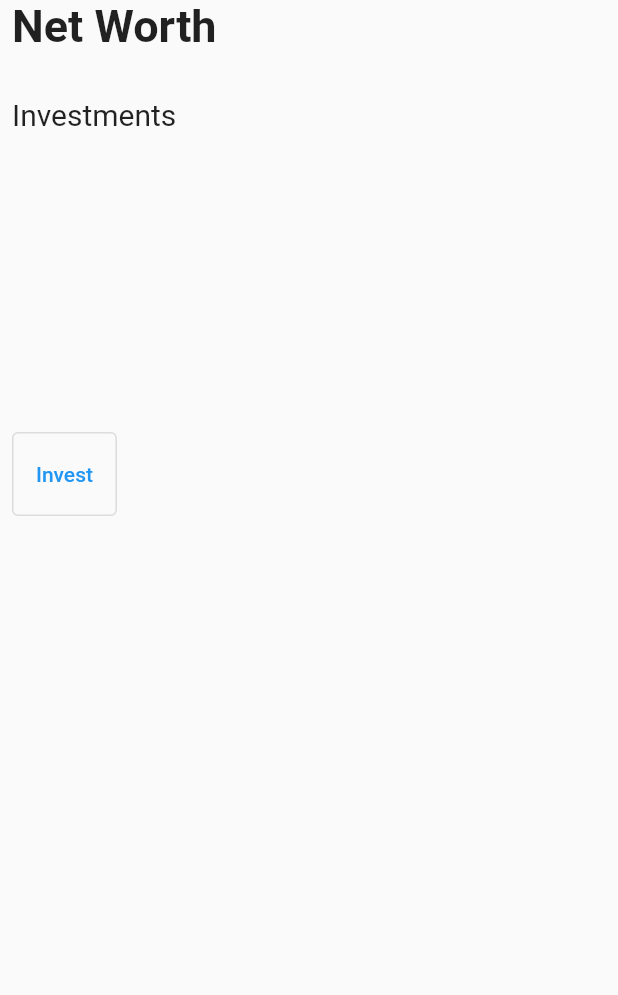
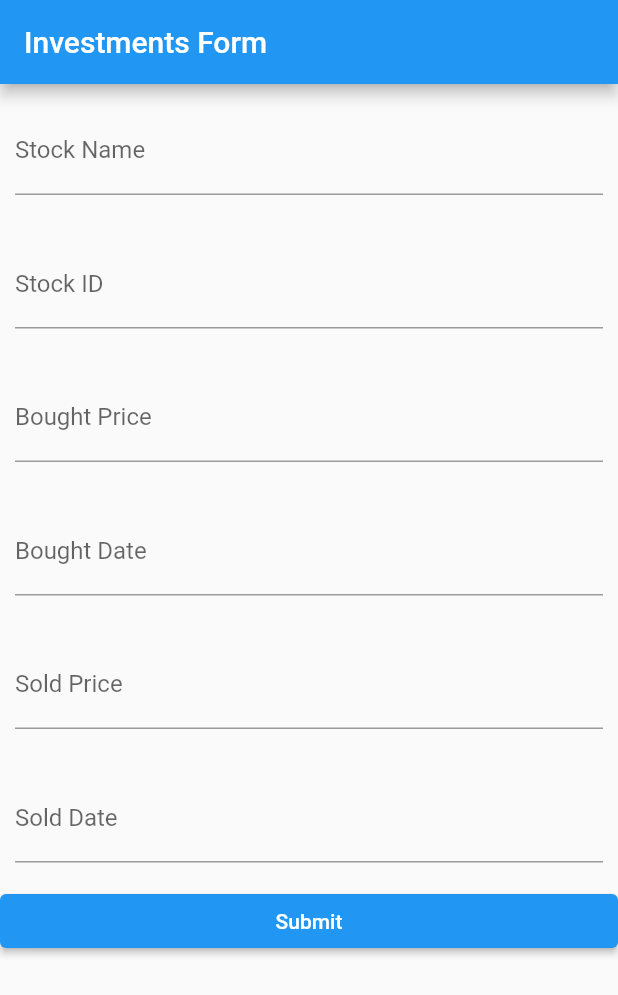
Before and after one commit to VisnuRavi/MyFin, a Flutter app: the screen it shows after launch, on a phone screen of 412 x 824 dp. Shown: the top 995 px of the screen. Run offline on Flutter 3.47's test engine with Material 2 defaults, Android fonts, the light colour scheme and no system bars.

Commit message:
Add a basic InvestForm

```diff
--- /dev/null
+++ b/lib/form_question.dart
@@ -0,0 +1,50 @@
+import "package:flutter/material.dart";
+
+class RequiredFormQuestion extends StatelessWidget {
+
+  String label = "";
+
+  RequiredFormQuestion(String label) {
+    this.label = label;
+  }
+
+  @override
+  Widget build(BuildContext context) {
+    return Padding(
+      padding: EdgeInsets.symmetric(vertical: 15.0, horizontal: 10.0),
+      child: TextFormField(
+        decoration: InputDecoration(
+          labelText: label,
+          border: UnderlineInputBorder(),
+        ),
+        validator: (value) {//try to combine the 2 classes, the null for Function instance is causing probs..
+          if (value == null || value.isEmpty) {
+            return 'Required';
+          }
+          return null;
+        },
+      ),
+    );
+  }
+}
+
+class OptionalFormQuestion extends  StatelessWidget {
+
+  String label = "";
+
+  OptionalFormQuestion(String label) {
+    this.label = label;
+  }
+  @override
+  Widget build(BuildContext context) {
+    return Padding(
+      padding: EdgeInsets.symmetric(vertical: 15.0, horizontal: 10.0),
+      child: TextFormField(
+        decoration: InputDecoration(
+          labelText: label,
+          border: UnderlineInputBorder(),
+        ),
+      )
+    );
+  }
+}
--- a/lib/main.dart
+++ b/lib/main.dart
@@ -1,7 +1,8 @@
 // ignore_for_file: prefer_const_constructors
 import "package:flutter/material.dart";
-import 'pages/home.dart';
-import 'pages/invest.dart';
+import 'package:myfin/pages/home.dart';
+import 'package:myfin/pages/investments/invest.dart';
+import 'package:myfin/pages/investments/invest_form.dart';
 void main() => runApp(MyFin());
 
 class MyFin extends StatelessWidget {
@@ -9,9 +10,9 @@ class MyFin extends StatelessWidget {
   @override
   Widget build(BuildContext context) {
     return MaterialApp(
-      home: Home(),
+      //home: Home(),
       routes: {
-      '/': (context) => Home(),
+      '/': (context) => InvestForm(),
       '/invest': (context) => Invest(),
       },
     );
--- /dev/null
+++ b/lib/pages/investments/invest_form.dart
@@ -0,0 +1,47 @@
+// ignore_for_file: prefer_const_constructors
+import 'package:flutter/material.dart';
+import 'package:myfin/form_question.dart';
+
+class InvestForm extends StatefulWidget {
+
+  @override
+  State<InvestForm> createState() => _InvestFormState();
+}
+
+class _InvestFormState extends State<InvestForm> {
+
+  final _formKey = GlobalKey<FormState>();
+
+  @override
+  Widget build(BuildContext context) {
+    return Scaffold(
+      appBar: AppBar(
+        title: Text("Investments Form"),
+      ),
+      body: Form(
+        key: _formKey,
+        child: ListView(
+          children: <Widget>[
+            RequiredFormQuestion("Stock Name"),
+            RequiredFormQuestion("Stock ID"),
+            RequiredFormQuestion("Bought Price"),
+            RequiredFormQuestion("Bought Date"),
+            OptionalFormQuestion("Sold Price"),
+            OptionalFormQuestion("Sold Date"),
+            ElevatedButton(
+              onPressed: () {
+                print('clicked');
+                if (_formKey.currentState!.validate()) {
+                  print("valid");
+                } else {
+                  print("invalid");
+                }
+              },
+              child: Text("Submit")
+            ),
+          ],
+        ),
+      ),
+    );
+  }
+}
```
Also changed, not shown: lib/pages/investments/invest.dart (renamed from lib/pages/invest.dart).
